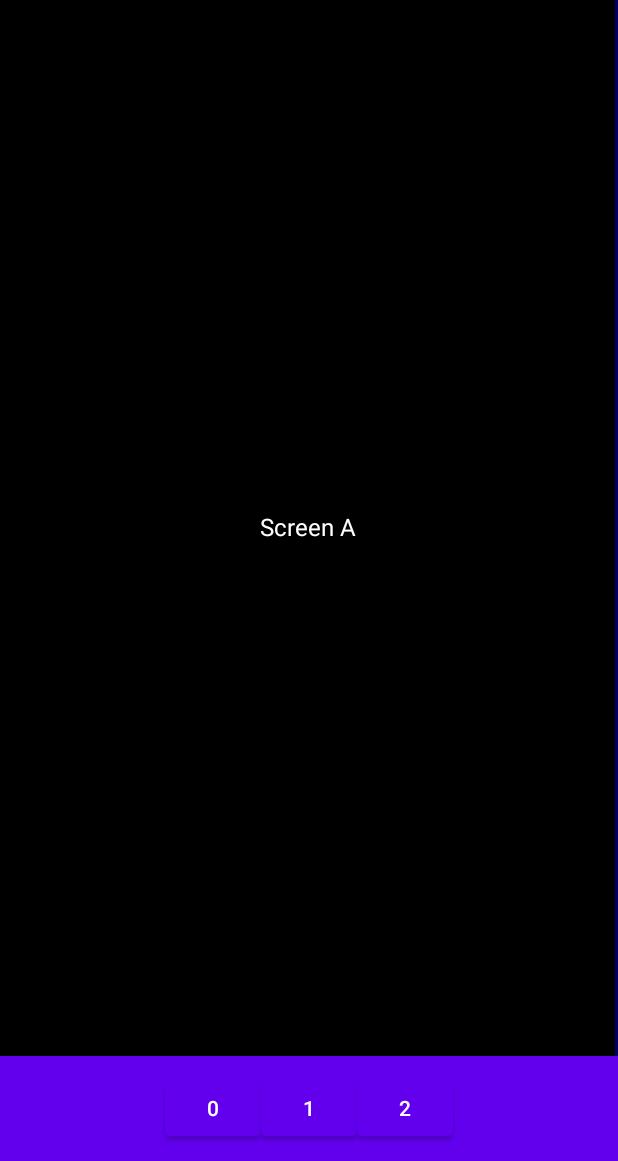
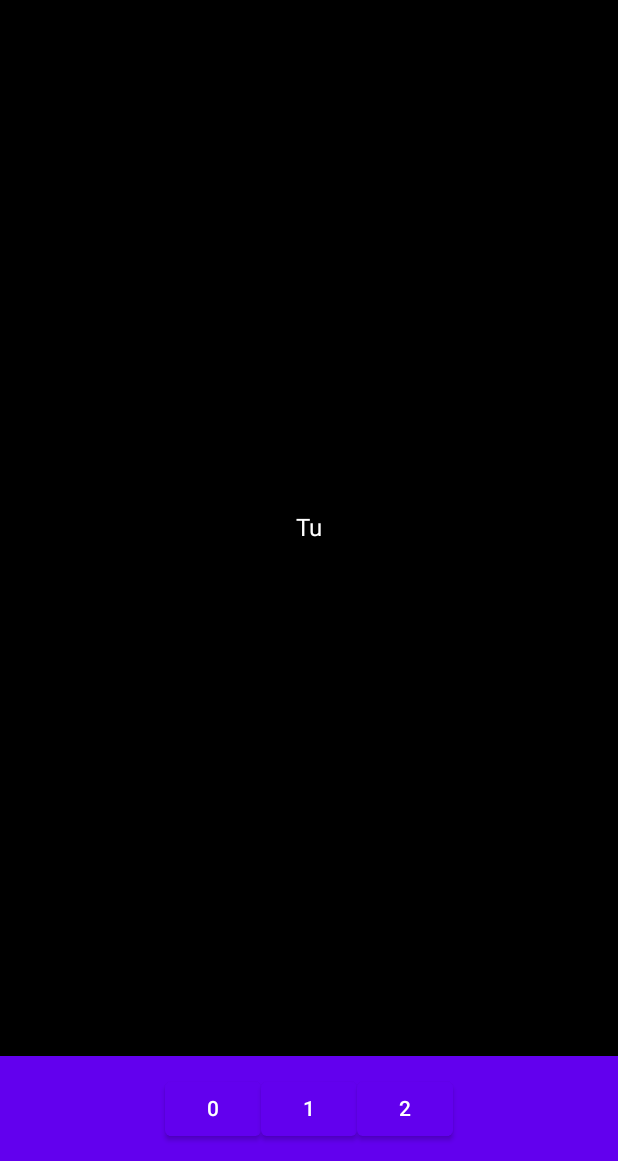
Before and after one commit to TheRealPad/sushiStorage, an Android app built with Jetpack Compose: the screen it shows after launch (MainActivity), on a phone screen of 412 x 824 dp, the part 75-1236 px from its top. Run offline under Robolectric (Android 15) with nearby library versions, the light colour scheme and no system bars.

Commit message:
[Fix] scrollView

```diff
--- a/android/app/src/main/java/com/example/mobile/screens/Index.kt
+++ b/android/app/src/main/java/com/example/mobile/screens/Index.kt
@@ -8,20 +8,20 @@ import androidx.compose.ui.graphics.Color
 @Composable
 fun screenA() {
     Column() {
-        Text("Screen A", color = Color.White)
+        Text("Tu", color = Color.White)
     }
 }
 
 @Composable
 fun screenB() {
     Column() {
-        Text("Screen B", color = Color.White)
+        Text("Es", color = Color.White)
     }
 }
 
 @Composable
 fun screenC() {
     Column() {
-        Text("Screen C", color = Color.White)
+        Text("Célibataire 🖕", color = Color.White)
     }
 }
--- a/android/app/src/main/java/com/example/mobile/screens/scrollPage/Scroll.kt
+++ b/android/app/src/main/java/com/example/mobile/screens/scrollPage/Scroll.kt
@@ -7,6 +7,8 @@ import androidx.compose.runtime.*
 import androidx.compose.ui.Alignment
 import androidx.compose.ui.Modifier
 import androidx.compose.ui.graphics.Color
+import androidx.compose.ui.platform.LocalConfiguration
+import androidx.compose.ui.platform.LocalDensity
 import androidx.compose.ui.unit.dp
 import com.example.mobile.utils.findClosestIndex
 import com.example.mobile.utils.generateScreenPositions
@@ -28,7 +30,10 @@ fun ScrollPage(screenList: List<@Composable () -> Unit>, indexDisplay: Int, setI
 private fun ScrollBoxes(screenList: List<@Composable () -> Unit>, indexDisplay: Int, setIndexDisplay: (Int) -> Unit) {
     val scrollState = rememberScrollState()
     val scope = rememberCoroutineScope()
-    val screenPositions = generateScreenPositions(screenList.size)
+    val configuration = LocalConfiguration.current
+    val density = LocalDensity.current.density
+    val screenWidth = (configuration.screenWidthDp * density).toInt()
+    val screenPositions = generateScreenPositions(screenList.size, screenWidth)
     val currentIndexDisplay by rememberUpdatedState(indexDisplay)
     Row(
         modifier = Modifier
@@ -38,7 +43,7 @@ private fun ScrollBoxes(screenList: List<@Composable () -> Unit>, indexDisplay:
         repeat(screenList.size) { index ->
             val boxModifier = Modifier
                 .background(Color(0, 0, index * 100))
-                .width(410.dp)
+                .width(configuration.screenWidthDp.dp)
                 .fillMaxHeight()
 
             Box(
--- a/android/app/src/main/java/com/example/mobile/utils/GenerateScreenPosition.kt
+++ b/android/app/src/main/java/com/example/mobile/utils/GenerateScreenPosition.kt
@@ -1,17 +1,11 @@
 package com.example.mobile.utils
 
-fun generateScreenPositions(count: Int): List<Int> {
+fun generateScreenPositions(n: Int, screenWidth: Int): List<Int> {
     val screenPositions = mutableListOf<Int>()
 
-    for (i in 0 until count) {
-        when (i) {
-            0 -> screenPositions.add(0)
-            1 -> screenPositions.add(1430)
-            else -> {
-                val previousValue = screenPositions[i - 1]
-                screenPositions.add(previousValue + 1435)
-            }
-        }
+    for (i in 0 until n) {
+        val position = i * screenWidth
+        screenPositions.add(position)
     }
 
     return screenPositions
```
Also changed, not shown: 1 other file.
